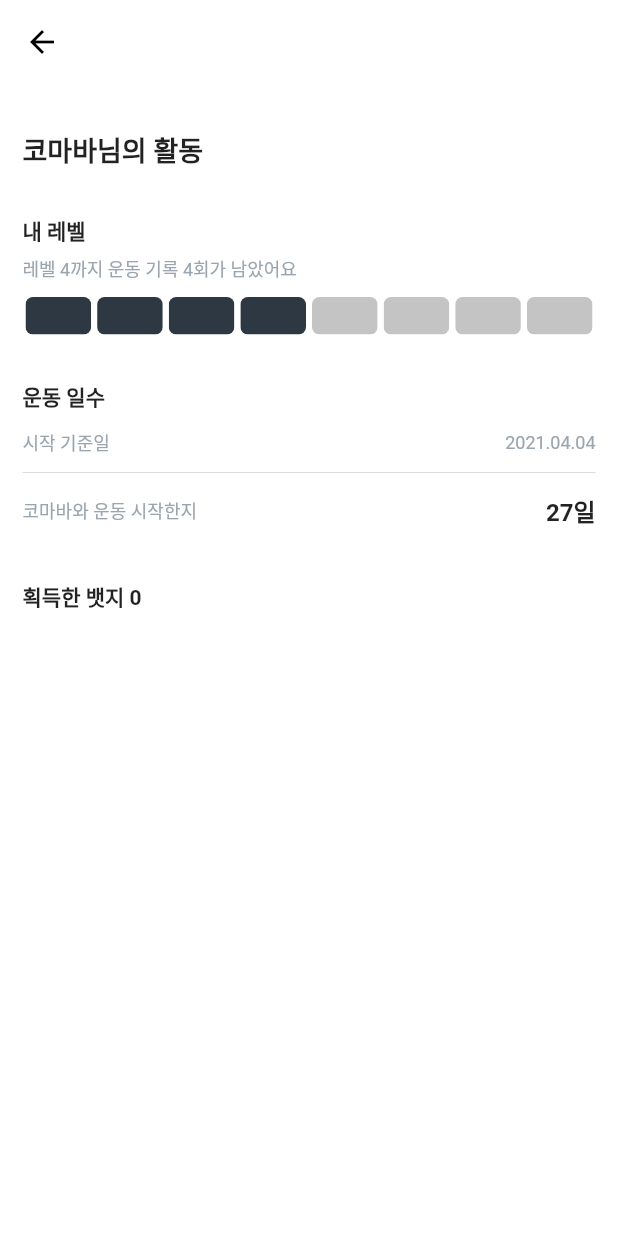
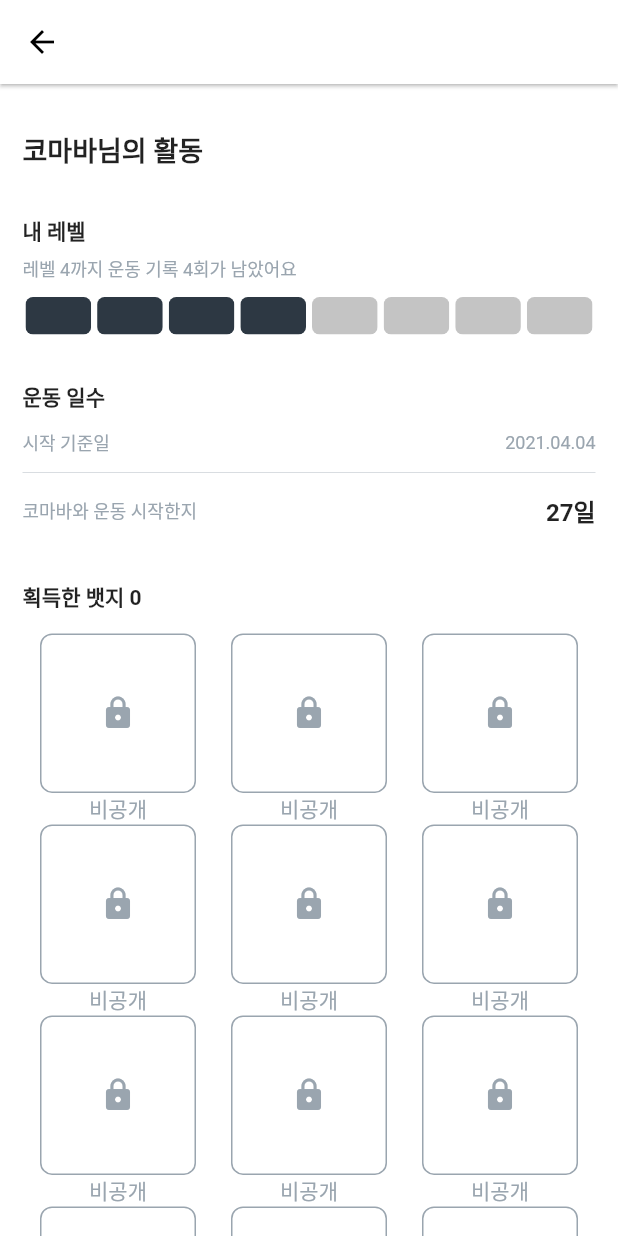
Before and after one commit to CoachMyBody/CoachMyBody-App, a Flutter app: the MyPageScreen screen opened by its route, after a tap on "내 활동", on a phone screen of 412 x 824 dp. Run offline on Flutter 3.47's test engine with Material 2 defaults, Android fonts, the phone set to English and light mode, and no system bars; drawn by our look-alikes of step_progress_indicator; our stand-ins replace chips_choice, easy_localization, fl_chart, flutter_svg, sembast; missing offline and left inert: xxtea.

Commit message:
mypage_my_activicy 구현
bagde gridview 추가

```diff
--- a/lib/ui/mypage/mypage.dart
+++ b/lib/ui/mypage/mypage.dart
@@ -23,6 +23,8 @@ class MyPageScreen extends StatelessWidget {
         ),
       ),
       body: SingleChildScrollView(
+        child: Container(
+          height: MediaQuery.of(context).size.height,
           child: Column(
             children: [
               SwitchListTile(
@@ -33,7 +35,7 @@ class MyPageScreen extends StatelessWidget {
                 onChanged: (bool coach) {},
               ),
               SizedBox(
-              height: 30.0,
+                height: 10.0,
               ),
               Column(
                 children: [
@@ -41,11 +43,13 @@ class MyPageScreen extends StatelessWidget {
                     radius: 50.0,
                     backgroundColor: Color(0xFFC4C4C4),
                   ),
-                SizedBox(height: 21.0),
+                  SizedBox(height: 10.0),
                   TextButton(
                     onPressed: () {
-                    Navigator.push(context,
-                        MaterialPageRoute(builder: (context) => MypageInfo()));
+                      Navigator.push(
+                          context,
+                          MaterialPageRoute(
+                              builder: (context) => MypageInfo()));
                     },
                     child: Row(
                       mainAxisAlignment: MainAxisAlignment.center,
@@ -67,15 +71,12 @@ class MyPageScreen extends StatelessWidget {
                       ],
                     ),
                   ),
-                Padding(
-                  padding: EdgeInsets.only(top: 3.0),
-                  child: Text(
+                  Text(
                     'cmb@gmail.com',
                     style: TextStyle(
                       color: AppColors.cmb_grey[300],
                       fontSize: 14.0,
                       fontWeight: FontWeight.w400,
-                    ),
                     ),
                   )
                 ],
@@ -86,13 +87,15 @@ class MyPageScreen extends StatelessWidget {
                     visualDensity: VisualDensity(horizontal: 0.0, vertical: -2),
                     title: Text(
                       '내 활동',
-                    style:
-                        TextStyle(fontSize: 16.0, fontWeight: FontWeight.w700),
+                      style: TextStyle(
+                          fontSize: 16.0, fontWeight: FontWeight.w700),
                     ),
                     trailing: Icon(Icons.keyboard_arrow_right),
                     onTap: () {
-                    Navigator.push(context,
-                        MaterialPageRoute(builder: (context) => MyActicity()));
+                      Navigator.push(
+                          context,
+                          MaterialPageRoute(
+                              builder: (context) => MyActicity()));
                     },
                   ),
                   Container(
@@ -149,6 +152,7 @@ class MyPageScreen extends StatelessWidget {
             ],
           ),
         ),
+      ),
     );
   }
 }
--- a/lib/ui/mypage/mypage_my_activity.dart
+++ b/lib/ui/mypage/mypage_my_activity.dart
@@ -1,4 +1,5 @@
 import 'package:coach_my_body/constants/colors.dart';
+import 'package:coach_my_body/ui/mypage/mypage_badge.dart';
 import 'package:flutter/material.dart';
 import 'package:step_progress_indicator/step_progress_indicator.dart';
 
@@ -6,15 +7,10 @@ class MyActicity extends StatelessWidget {
   @override
   Widget build(BuildContext context) {
     return Scaffold(
-      appBar: AppBar(
-        leading: IconButton(
-          icon: Icon(Icons.arrow_back),
-          onPressed: () {
-            Navigator.pop(context);
-          },
-        ),
-      ),
-      body: Padding(
+      appBar: AppBar(elevation: 1.0),
+      body: Container(
+        height: MediaQuery.of(context).size.height,
+        child: Padding(
           padding: EdgeInsets.symmetric(horizontal: 15.0),
           child: Column(
             crossAxisAlignment: CrossAxisAlignment.start,
@@ -33,8 +29,8 @@ class MyActicity extends StatelessWidget {
                   children: [
                     Text(
                       '내 레벨',
-                    style:
-                        TextStyle(fontSize: 14.0, fontWeight: FontWeight.bold),
+                      style: TextStyle(
+                          fontSize: 14.0, fontWeight: FontWeight.bold),
                     ),
                     SizedBox(height: 6.0),
                     Text(
@@ -66,8 +62,8 @@ class MyActicity extends StatelessWidget {
                   children: [
                     Text(
                       '운동 일수',
-                    style:
-                        TextStyle(fontSize: 14.0, fontWeight: FontWeight.bold),
+                      style: TextStyle(
+                          fontSize: 14.0, fontWeight: FontWeight.bold),
                     ),
                     SizedBox(height: 11.0),
                     Row(
@@ -89,15 +85,12 @@ class MyActicity extends StatelessWidget {
                         ),
                       ],
                     ),
-                  Row(children: [
-                    Expanded(
-                      child: Container(
+                    Container(
                       margin: EdgeInsets.only(top: 11.0),
                       color: Color(0xFF9AA5AF),
+                      width: double.infinity,
                       height: 0.25,
                     ),
-                    ),
-                  ]),
                     SizedBox(height: 13.0),
                     Row(
                       mainAxisAlignment: MainAxisAlignment.spaceBetween,
@@ -119,21 +112,73 @@ class MyActicity extends StatelessWidget {
                   ],
                 ),
               ),
-            Container(
+              Expanded(
+                child: Container(
                   margin: EdgeInsets.only(top: 35.0),
                   child: Column(
+                    crossAxisAlignment: CrossAxisAlignment.start,
                     children: [
                       Text(
                         '획득한 뱃지 0',
-                    style:
-                        TextStyle(fontSize: 14.0, fontWeight: FontWeight.bold),
+                        style: TextStyle(
+                            fontSize: 14.0, fontWeight: FontWeight.bold),
                       ),
+                      SizedBox(height: 14.0),
+                      Expanded(
+                        child: GridView.builder(
+                            itemCount: 12,
+                            gridDelegate:
+                                SliverGridDelegateWithFixedCrossAxisCount(
+                                    crossAxisCount: 3),
+                            itemBuilder: (context, index) {
+                              return GestureDetector(
+                                onTap: () {
+                                  Navigator.push(
+                                      context,
+                                      MaterialPageRoute(
+                                          builder: (context) => Badge()));
+                                },
+                                child: GridTile(
+                                  child: Column(
+                                    children: [
+                                      Expanded(
+                                        child: Container(
+                                          width: 104.0,
+                                          height: 104.0,
+                                          decoration: BoxDecoration(
+                                              borderRadius:
+                                                  BorderRadius.circular(8.0),
+                                              border: Border.all(
+                                                  color:
+                                                      AppColors.cmb_grey[300],
+                                                  width: 1.0)),
+                                          child: Center(
+                                            child: Icon(
+                                              Icons.lock,
+                                              color: AppColors.cmb_grey[300],
+                                            ),
+                                          ),
+                                        ),
+                                      ),
+                                      Text(
+                                        '비공개',
+                                        style: TextStyle(
+                                            color: AppColors.cmb_grey[300]),
+                                      )
                                     ],
+                                  ),
+                                ),
+                              );
+                            }),
+                      )
+                    ],
+                  ),
                 ),
               )
             ],
           ),
         ),
+      ),
     );
   }
 }
--- a/lib/ui/write/write.dart
+++ b/lib/ui/write/write.dart
@@ -1,5 +1,4 @@
 import 'package:flutter/material.dart';
-import 'package:flutter_time_picker_spinner/flutter_time_picker_spinner.dart';
 
 // ignore: must_be_immutable
 class WriteScreen extends StatefulWidget {
```
Also changed, not shown: lib/ui/mypage/mypage_badge.dart (added, +45 -0 lines), lib/ui/mypage/mypage_coach_searching.dart (+2 -8 lines), lib/ui/mypage/mypage_info.dart (+13 -11 lines). Lines whose indentation alone changed are shown as unchanged.
